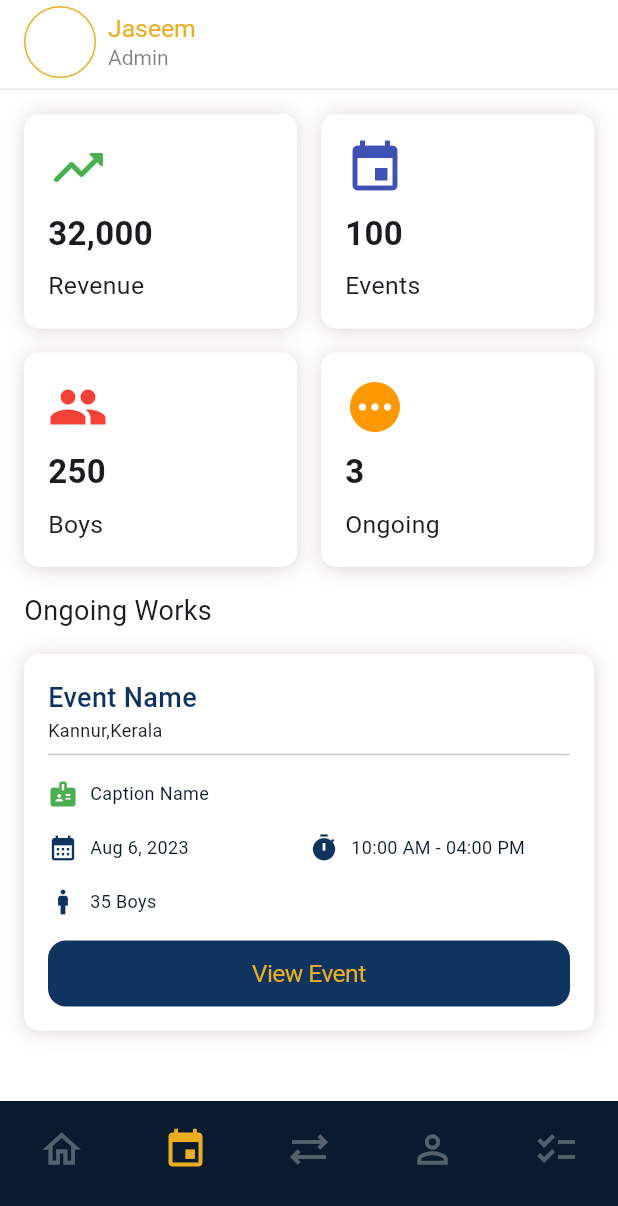
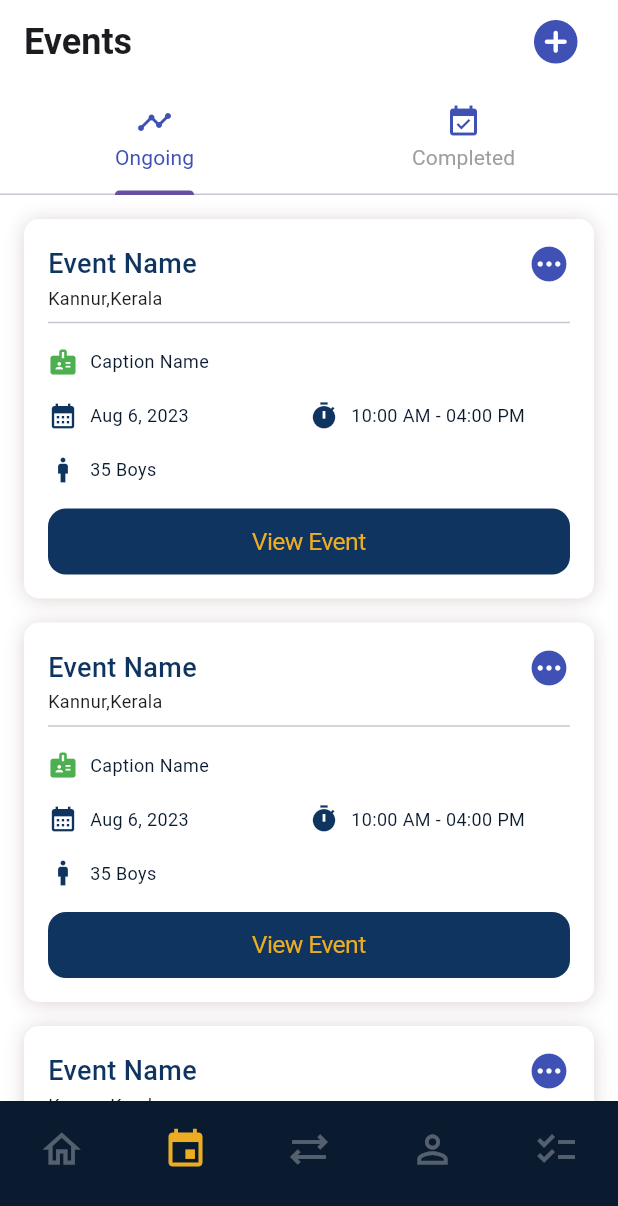
Before and after one commit to JASEEMCP/cateroe-admin, a Flutter app: the screen it shows after launch, item 2 of the bottom bar chosen, on a phone screen of 412 x 824 dp. Shown: the top 1206 px of the screen. Run offline on Flutter 3.47's test engine with Material 3 defaults, Android fonts, the phone set to English and light mode, and no system bars; our stand-ins replace dio, flutter_bloc, flutter_secure_storage, freezed_annotation, gap, get_it and 4 more.

Commit message:
Add EventScreen and routing for events; update CustomEventCard layout

```diff
--- /dev/null
+++ b/lib/presentation/events/event_screen.dart
@@ -0,0 +1,85 @@
+import 'package:app/presentation/widget/custom_event_card.dart';
+import 'package:app/resource/utils/common_lib.dart';
+
+class EventScreen extends StatelessWidget {
+  const EventScreen({super.key});
+
+  @override
+  Widget build(BuildContext context) {
+    final inset = $style.insets;
+
+    return DefaultTabController(
+      length: 2,
+      child: Scaffold(
+        body: NestedScrollView(
+          headerSliverBuilder: (context, innerBoxIsScrolled) => [
+            SliverAppBar(
+              title: CustomText(
+                txt: 'Events',
+                fontWeight: FontWeight.w600,
+                fontSize: 24,
+              ),
+              actions: [
+                IconButton(
+                  onPressed: () {},
+                  icon: Icon(
+                    Icons.add_circle_rounded,
+                    size: 35,
+                  ),
+                  color: Colors.indigo,
+                ),
+                Gap(inset.sm),
+              ],
+              pinned: true,
+              floating: true,
+              bottom: TabBar(
+                unselectedLabelColor: Colors.grey,
+                labelStyle: $style.text.textN14.copyWith(
+                  color: Colors.indigo,
+                ),
+                unselectedLabelStyle: $style.text.textN14.copyWith(
+                  color: Colors.grey,
+                ),
+                tabs: [
+                  Tab(
+                    text: 'Ongoing',
+
+                    icon: Icon(
+                      Icons.timeline,
+                      color: Colors.indigo,
+                    ),
+                  ),
+                  Tab(
+                    text: 'Completed',
+                    icon: Icon(
+                      Icons.event_available,
+                      color: Colors.indigo,
+                    ),
+                  ),
+                ],
+              ),
+            ),
+          ],
+          body: TabBarView(
+            children: [
+              _buildEventList(),
+              _buildEventList(),
+            ],
+          ),
+        ),
+      ),
+    );
+  }
+
+  Widget _buildEventList() {
+    final inset = $style.insets;
+    return ListView.separated(
+      itemCount: 5,
+      separatorBuilder: (context, index) => Gap(inset.sm),
+      padding: EdgeInsets.all(inset.sm),
+      itemBuilder: (ctx, index) {
+        return CustomEventCard();
+      },
+    );
+  }
+}
--- a/lib/presentation/main_screen/main_screen.dart
+++ b/lib/presentation/main_screen/main_screen.dart
@@ -44,7 +44,7 @@ class _ScreenMainState extends State<ScreenMain> {
                         () {
                           tabChangeNotifier.value = 0;
                           if (index != 0) {
-                            //context.go(ScreenPath.home);
+                            context.go(ScreenPath.home);
                           }
                         },
                       ),
@@ -55,7 +55,7 @@ class _ScreenMainState extends State<ScreenMain> {
                         () {
                           tabChangeNotifier.value = 1;
                           if (index != 1) {
-                            //context.go(ScreenPath.search);
+                            context.go(ScreenPath.events);
                           }
                         },
                       ),
--- a/lib/presentation/widget/custom_event_card.dart
+++ b/lib/presentation/widget/custom_event_card.dart
@@ -28,17 +28,12 @@ class CustomEventCard extends StatelessWidget {
       child: Column(
         crossAxisAlignment: CrossAxisAlignment.start,
         children: [
-          Row(
-            //crossAxisAlignment: CrossAxisAlignment.start,
-            spacing: inset.xs,
+          Column(
+            crossAxisAlignment: CrossAxisAlignment.start,
+
             children: [
-              // Icon(
-              //   Icons.event_note,
-              //   color: Colors.indigo,
-              //   size: 28,
-              // ),
-              Column(
-                crossAxisAlignment: CrossAxisAlignment.start,
+              Row(
+                mainAxisAlignment: MainAxisAlignment.spaceBetween,
                 children: [
                   CustomText(
                     txt: 'Event Name',
@@ -46,12 +41,19 @@ class CustomEventCard extends StatelessWidget {
                     color: context.theme.kSecondaryLight,
                     fontSize: 18,
                   ),
-                  CustomText(
-                    txt: 'Kannur,Kerala',
-                    fontWeight: FontWeight.normal,
-                    fontSize: 12,
+                  // Icon(
+                  Icon(
+                    Icons.pending,
+                    color: Colors.indigo,
+                    size: 28,
                   ),
                 ],
+              ),
+
+              CustomText(
+                txt: 'Kannur,Kerala',
+                fontWeight: FontWeight.normal,
+                fontSize: 12,
               ),
             ],
           ),
--- a/lib/presentation/widget/custom_home_card.dart
+++ b/lib/presentation/widget/custom_home_card.dart
@@ -41,11 +41,11 @@ class CustomHomeCard extends StatelessWidget {
           Icon(
             icon ?? Icons.trending_up_rounded,
             color: iconColor ?? Colors.green,
-            size: 40,
+            size: 35,
           ),
           CustomText(
             txt: title ?? '32,000',
-            fontSize: 22,
+            fontSize: 20,
             fontWeight: FontWeight.bold,
           ),
           CustomText(txt: subtitle ?? 'Revenue'),
--- a/lib/router/router.dart
+++ b/lib/router/router.dart
@@ -1,3 +1,4 @@
+import 'package:app/presentation/events/event_screen.dart';
 import 'package:app/presentation/home/home_screen.dart';
 import 'package:flutter/material.dart';
 import 'package:go_router/go_router.dart';
@@ -51,7 +52,17 @@ class AppRouter {
             },
           ),
 
-          /// Profile
+          /// Events
+          GoRoute(
+            path: ScreenPath.events,
+            parentNavigatorKey: _shellNavigatorKey,
+            pageBuilder: (context, state) {
+              return const CustomTransitionPage(
+                child: EventScreen(),
+                transitionsBuilder: useNavChangeTransition,
+              );
+            },
+          ),
         ],
       ),
     ],
--- a/lib/router/router_path.dart
+++ b/lib/router/router_path.dart
@@ -1,10 +1,8 @@
-
-
 import 'package:app/main.dart';
 
 class ScreenPath {
+  static const splash = '/';
 
-  static const splash = '/';
   /// Auth routes
   static const login = '/login';
   static const signup = '/signup';
@@ -15,10 +13,7 @@ class ScreenPath {
   /// Main routes
 
   static const home = '/home';
-
-
-
-
+  static const events = '/events';
 
   ///Appending path
   static _appendIdIntoCurrentPath(String path) {
@@ -27,8 +22,9 @@ class ScreenPath {
     Map<String, dynamic> parm = Map.of(currentPathUri.queryParameters);
     parm.addAll(newPathUri.queryParameters);
     Uri? loc = Uri(
-        path: '${currentPathUri.path}/${newPathUri.path}'.replaceAll('//', '/'),
-        queryParameters: parm);
+      path: '${currentPathUri.path}/${newPathUri.path}'.replaceAll('//', '/'),
+      queryParameters: parm,
+    );
     final newPath = path.replaceAll('/', '');
     return loc.toString().replaceAll('$newPath/$newPath', newPath);
   }
```
